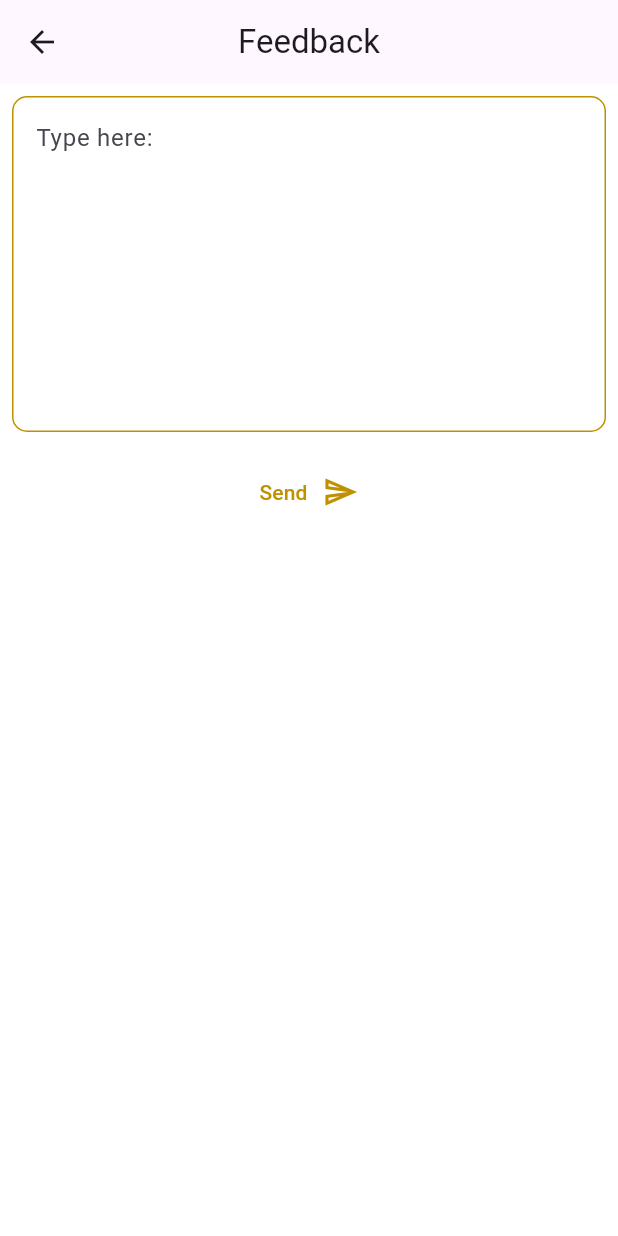
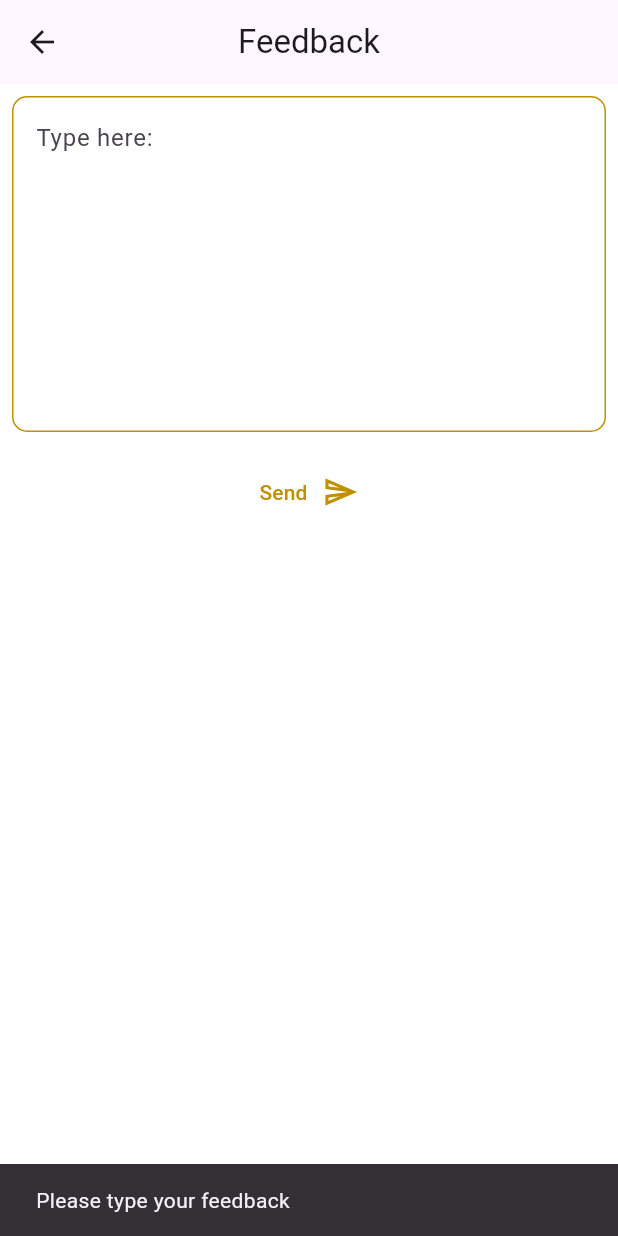
Before and after one commit to SamuelWakoli/heureux_properties, a Flutter app: the FeedbackPage screen opened directly, after a tap on "Send", on a phone screen of 412 x 824 dp. Run offline on Flutter 3.47's test engine with Material 2 defaults, Android fonts, the phone set to English and light mode, and no system bars; our stand-ins replace cached_network_image, cloud_firestore, easy_dynamic_theme, firebase_auth, firebase_core, firebase_storage and 3 more; missing offline and left inert: firebase_ui_auth, firebase_ui_oauth_google; accounts and stored records are empty; generated files the repository leaves out were written again; network calls fail.

```diff
--- a/lib/pages/feedback.dart
+++ b/lib/pages/feedback.dart
@@ -1,3 +1,7 @@
+import 'dart:async';
+
+import 'package:cloud_firestore/cloud_firestore.dart';
+import 'package:firebase_auth/firebase_auth.dart';
 import 'package:flutter/material.dart';
 
 class FeedbackPage extends StatefulWidget {
@@ -9,6 +13,8 @@ class FeedbackPage extends StatefulWidget {
 
 class _FeedbackPageState extends State<FeedbackPage> {
   String feedbackText = '';
+  String? username = FirebaseAuth.instance.currentUser!.displayName.toString();
+  bool loading = false;
 
   @override
   Widget build(BuildContext context) {
@@ -48,39 +54,65 @@ class _FeedbackPageState extends State<FeedbackPage> {
             padding: const EdgeInsets.all(8.0),
             child: MaterialButton(
               onPressed: () async {
-                // if (issueText == '') {
-                //   ScaffoldMessenger.of(context).showSnackBar(
-                //     const SnackBar(
-                //       content: Text('Please type your issue'),
-                //     ),
-                //   );
-                // } else {
-                //   Map<String, dynamic> data = {
-                //     'issue': issueText,
-                //     'read': false
-                //   };
-                //   await FirebaseFirestore.instance
-                //       .collection('issues')
-                //       .doc("${getUserName()} ${DateTime.now()}")
-                //       .set(data)
-                //       .whenComplete(
-                //     () {
-                //       showDialog(
-                //           context: context,
-                //           builder: (ctx) {
-                //             return const AlertDialog(
-                //               title: Text('Report Sent'),
-                //               content: Text(
-                //                   'Thank you for reporting an issue to us. We will review it fix it.'),
-                //             );
-                //           });
-                //     },
-                //   );
-                // }
+                if (feedbackText == '') {
+                  ScaffoldMessenger.of(context).showSnackBar(
+                    const SnackBar(
+                      content: Text('Please type your feedback'),
+                    ),
+                  );
+                } else {
+                  Timer(const Duration(seconds: 20), () {
+                    setState(() {
+                      loading = false;
+                    });
+
+                    ScaffoldMessenger.of(context).showSnackBar(
+                        const SnackBar(content: Text("Please try again")));
+                  });
+
+                  Map<String, dynamic> data = {
+                    'feedback': feedbackText,
+                    'name': username,
+                    'read': false
+                  };
+
+                  setState(() {
+                    loading = true;
+                  });
+
+                  await FirebaseFirestore.instance
+                      .collection('feedbacks')
+                      .doc("${DateTime.now()}")
+                      .set(data)
+                      .whenComplete(
+                    () {
+                      setState(() {
+                        loading = false;
+                      });
+
+                      showDialog(
+                          context: context,
+                          builder: (ctx) {
+                            return const AlertDialog(
+                              title: Text('Feedback Sent'),
+                              content: Text('Thank you for your feedback :)'),
+                            );
+                          });
+                    },
+                  );
+                }
               },
               child: Padding(
                 padding: const EdgeInsets.all(8.0),
-                child: Row(
+                child: loading
+                    ? Center(
+                        child: SizedBox(
+                            height: 20,
+                            width: 20,
+                            child: CircularProgressIndicator(
+                              color: Theme.of(context).primaryColor,
+                            )))
+                    : Row(
                         mainAxisAlignment: MainAxisAlignment.center,
                         children: [
                           Text(
```
Also changed, not shown: lib/pages/report_issue.dart (+53 -29 lines). Lines whose indentation alone changed are shown as unchanged.
